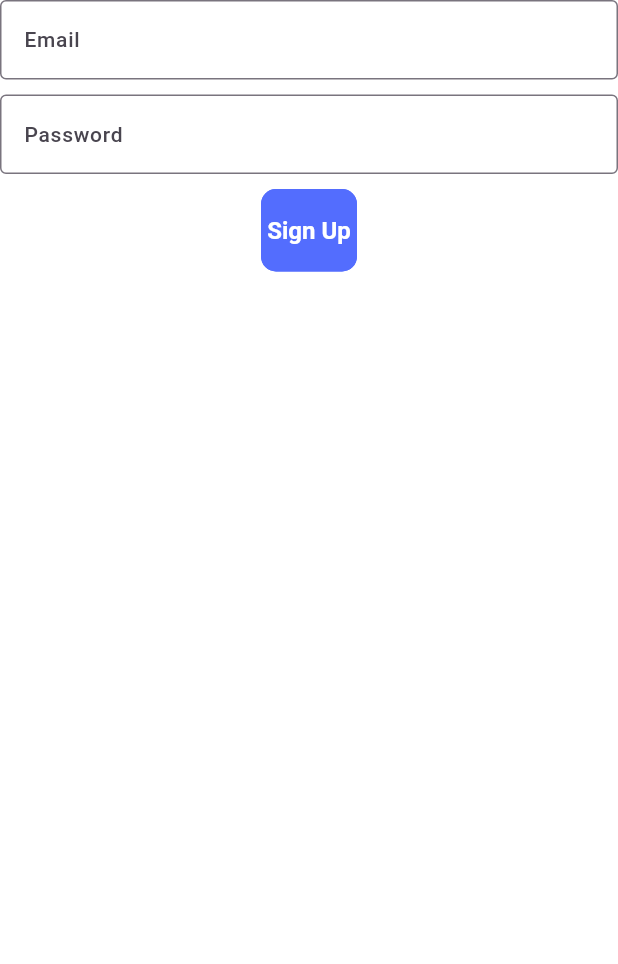
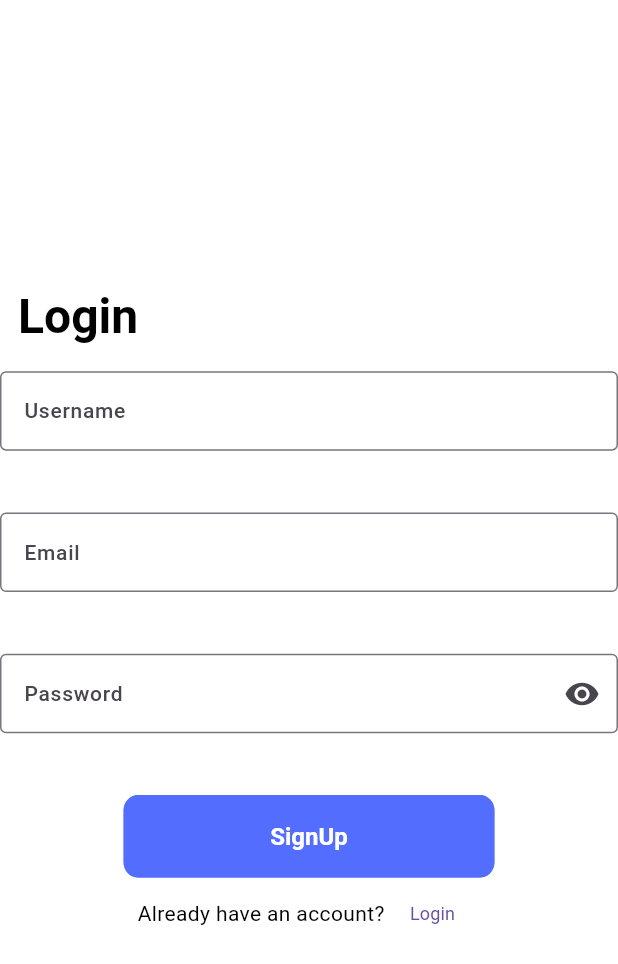
Before and after one commit to Arunav47/Jeff_FrontEnd, a Flutter app: the SignUpPage screen opened directly, on a phone screen of 412 x 824 dp. Shown: the top 964 px of the screen. Run offline on Flutter 3.47's test engine with Material 3 defaults, Android fonts, the phone set to English and light mode, and no system bars; our stand-ins replace avatar_glow, dash_chat_2, speech_to_text; missing offline and left inert: highlight_text, word_search_safety.

Commit message:
sign up page and journal model updated

```diff
--- a/lib/auth/signup_page/sign_up_page.dart
+++ b/lib/auth/signup_page/sign_up_page.dart
@@ -8,36 +8,90 @@ class SignUpPage extends StatefulWidget {
 }
 
 class _SignUpPageState extends State<SignUpPage> {
+  late TextEditingController emailController;
+  late TextEditingController passController;
+  late TextEditingController userNameController;
+
+  @override
+  void initState() {
+    super.initState();
+    emailController = TextEditingController();
+    passController = TextEditingController();
+    userNameController = TextEditingController();
+  }
+  @override
+  void dispose() {
+    super.dispose();
+    emailController.dispose();
+    passController.dispose();
+    userNameController.dispose();
+  }
+
+
   @override
   Widget build(BuildContext context) {
+    double screenWidth = MediaQuery.of(context).size.width;
+    double screenHeight = MediaQuery.of(context).size.height;
     return Scaffold(
       body: Container(
         child: Column(
+          mainAxisAlignment: MainAxisAlignment.center,
           children: [
+            Container(
+            margin: const EdgeInsets.symmetric(horizontal: 12),
+            alignment: Alignment.centerLeft,
+            child: Text("Login", style: Theme.of(context).textTheme.headlineLarge,)
+          ),
+          SizedBox(
+            height: screenHeight*0.02,
+          ),
             Form(
               child: Column(
                 children: [
                   TextFormField(
+                    controller: userNameController,
                     decoration: const InputDecoration(
                       border: OutlineInputBorder(),
-                      labelText: "Email",
+                      labelText: "Username",
                     ),
                   ),
-                  SizedBox(height: 10,),
+                  SizedBox(height: screenHeight * 0.05,),
                   TextFormField(
-                    decoration: const InputDecoration(
-                      border: OutlineInputBorder(),
-                      labelText: "Password",
-                    ),
+                  controller: emailController,
+                  decoration: const InputDecoration(
+                    border: OutlineInputBorder(),
+                    labelText: "Email",
                   ),
-                  SizedBox(height: 10,),
+                ),
+                SizedBox(height: screenHeight * 0.05,),
+                TextFormField(
+                  controller: passController,
+                  decoration: InputDecoration(
+                    border: const OutlineInputBorder(),
+                    labelText: "Password",
+                    suffixIcon: IconButton(
+                      icon: const Icon(Icons.visibility),
+                      onPressed: (){},
+                    )
+                  ),
+                  obscureText: true,
+                ),
+                  SizedBox(height: screenHeight * 0.05,),
                   ElevatedButton(
+                    style: Theme.of(context).elevatedButtonTheme.style?.copyWith(minimumSize: WidgetStatePropertyAll(Size(screenWidth*0.6, screenHeight*0.05))),
                     onPressed: (){},
-                    child: Text("Sign Up"),
+                    child: const Text("SignUp"),
                   )
-
                 ],
-            ))
+            )),
+            Row(
+            crossAxisAlignment: CrossAxisAlignment.center,
+            mainAxisAlignment: MainAxisAlignment.center,
+            children: [
+              Text("Already have an account?"),
+              TextButton(onPressed: (){}, child: Text("Login"))
+            ],
+          )
           ],
         ),
       ),
```
Also changed, not shown: lib/models/journal_model.dart (added, +28 -0 lines).
